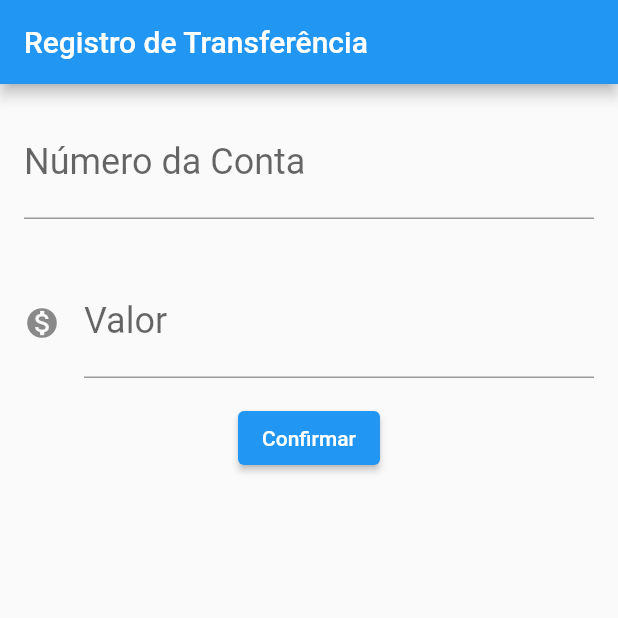
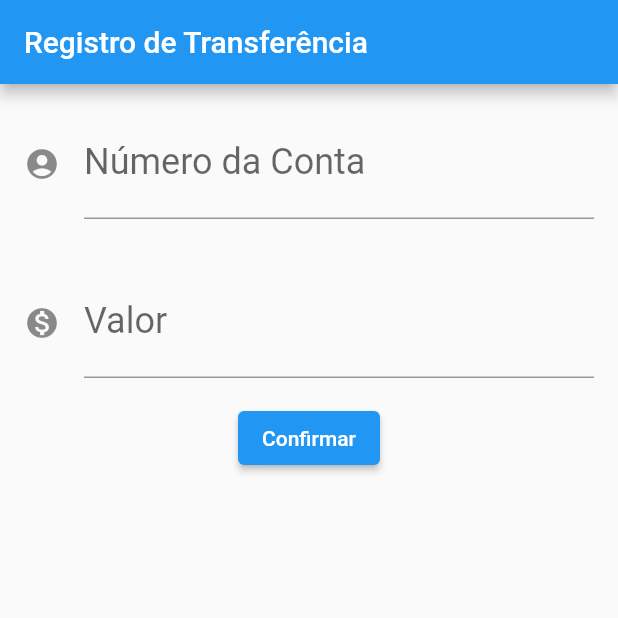
Before and after one commit to HF-Pedro/Flutter-Alura, a Flutter app: the screen it shows after launch, after a tap on "Confirmar", on a phone screen of 412 x 824 dp, the top half of it. Run offline on Flutter 3.47's test engine with Material 2 defaults, Android fonts, the phone set to English and light mode, and no system bars; missing offline and left inert: dart:ffi.

Commit message:
methods extraction

```diff
--- a/lib/main.dart
+++ b/lib/main.dart
@@ -1,4 +1,6 @@
 // ignore_for_file: prefer_const_constructors
+
+import 'dart:ffi';
 
 import 'package:flutter/material.dart';
 
@@ -18,32 +20,28 @@ class MyApp extends StatelessWidget {
 class FormularioTransferencia extends StatelessWidget {
   @override
   Widget build(BuildContext context) {
-    // TODO: implement build
+    final TextEditingController _controladorNumeroConta =
+        TextEditingController();
+    final TextEditingController _controladorValor = TextEditingController();
+
     return Scaffold(
         appBar: AppBar(title: Text("Registro de Transferência")),
         body: Column(
           children: [
-            Padding(
-              padding: const EdgeInsets.all(16.0),
-              child: TextField(
-                style: TextStyle(fontSize: 24),
-                decoration: InputDecoration(
-                    labelText: "Número da Conta", hintText: "0000"),
-                keyboardType: TextInputType.number,
-              ),
-            ),
-            Padding(
-              padding: const EdgeInsets.all(16.0),
-              child: TextField(
-                style: TextStyle(fontSize: 24),
-                decoration: InputDecoration(
-                    icon: Icon(Icons.monetization_on),
-                    labelText: "Valor",
-                    hintText: "0.00"),
-                keyboardType: TextInputType.number,
-              ),
-            ),
-            ElevatedButton(onPressed: () {}, child: Text("Confirmar")),
+            Editor(_controladorNumeroConta, "Número da Conta", "0000",
+                Icons.account_circle),
+            Editor(_controladorValor, "Valor", "0.00", Icons.monetization_on),
+            ElevatedButton(
+                onPressed: () {
+                  final int numeroConta =
+                      int.parse(_controladorNumeroConta.text);
+                  final double valor = double.parse(_controladorValor.text);
+                  if (numeroConta != null || valor != null) {
+                    final transferenciaCriada =
+                        Transferencia(numeroConta: numeroConta, valor: valor);
+                  }
+                },
+                child: Text("Confirmar")),
           ],
         ));
   }
@@ -93,4 +91,35 @@ class Transferencia {
     required this.valor,
     required this.numeroConta,
   });
+
+  @override
+  String toString() =>
+      'Transferencia(valor: $valor, numeroConta: $numeroConta)';
 }
+
+class Editor extends StatelessWidget {
+  final TextEditingController _controlador;
+  final String _text;
+  final String _dica;
+  final IconData _icone;
+
+  Editor(this._controlador, this._text, this._dica, this._icone);
+
+  // ignore: empty_constructor_bodies
+  @override
+  Widget build(BuildContext context) {
+    return Padding(
+      padding: const EdgeInsets.all(16.0),
+      child: TextField(
+        controller: _controlador,
+        style: TextStyle(fontSize: 24),
+        decoration: InputDecoration(
+          icon: Icon(_icone),
+          labelText: _text,
+          hintText: _dica,
+        ),
+        keyboardType: TextInputType.number,
+      ),
+    );
+  }
+}
```
Also changed, not shown: 1 other file.
